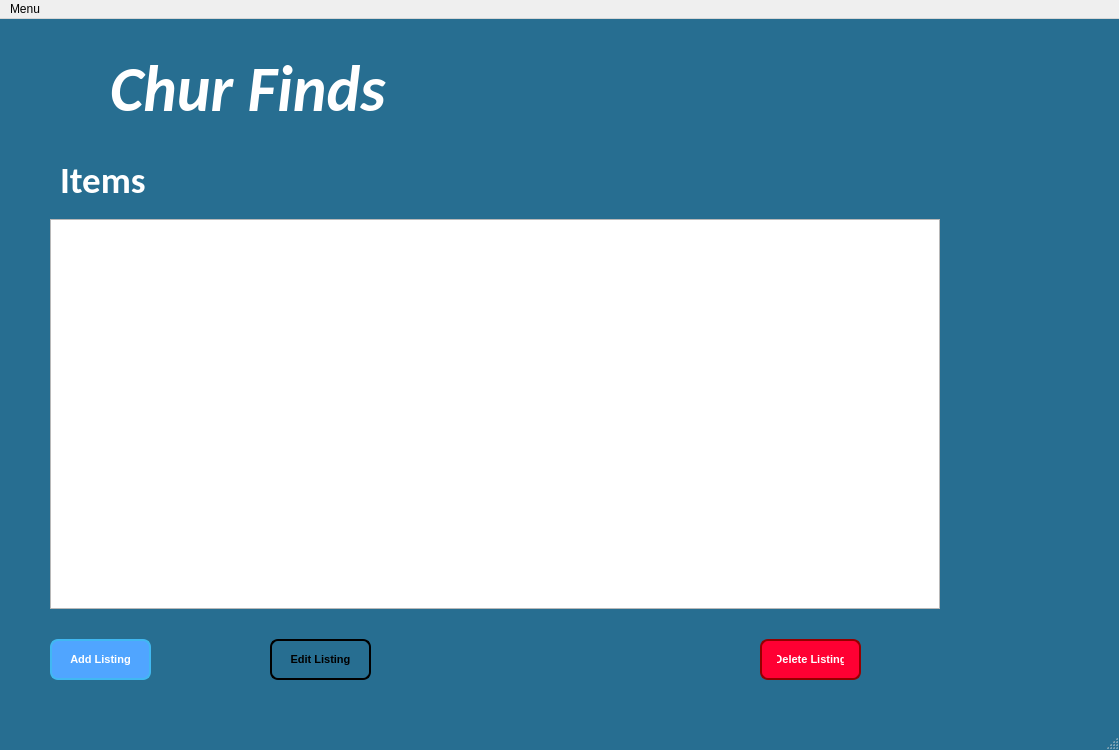
Above: ChurFindsUI.ui from VinceV0/Marketplace before the change. Below: the same form after it.
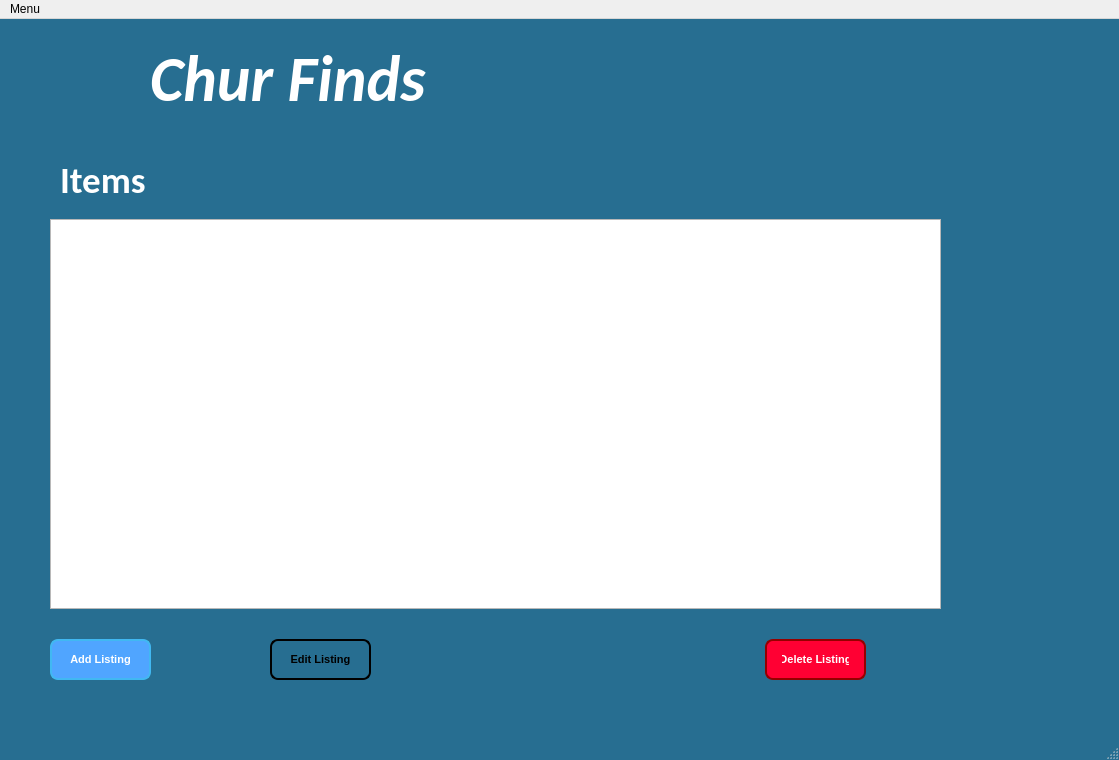
That is the form after the change. Icons and pictures are not drawn.

Commit message: Base GUI ready for coding implementation/functionality

The edit to the form file:
```diff
--- a/ChurFindsUI.ui
+++ b/ChurFindsUI.ui
@@ -7,11 +7,11 @@
     <x>0</x>
     <y>0</y>
     <width>1119</width>
-    <height>750</height>
+    <height>760</height>
    </rect>
   </property>
   <property name="sizePolicy">
-   <sizepolicy hsizetype="Preferred" vsizetype="Preferred">
+   <sizepolicy hsizetype="Expanding" vsizetype="Expanding">
     <horstretch>0</horstretch>
     <verstretch>0</verstretch>
    </sizepolicy>
@@ -41,8 +41,8 @@
    <widget class="QLabel" name="CompanyName">
     <property name="geometry">
      <rect>
-      <x>110</x>
-      <y>10</y>
+      <x>150</x>
+      <y>0</y>
       <width>551</width>
       <height>121</height>
      </rect>
@@ -108,26 +108,26 @@
      <rect>
       <x>50</x>
       <y>200</y>
-      <width>890</width>
+      <width>891</width>
       <height>390</height>
      </rect>
     </property>
     <property name="sizePolicy">
-     <sizepolicy hsizetype="Preferred" vsizetype="Expanding">
+     <sizepolicy hsizetype="Maximum" vsizetype="Maximum">
       <horstretch>0</horstretch>
       <verstretch>0</verstretch>
      </sizepolicy>
     </property>
     <property name="font">
      <font>
-      <pointsize>12</pointsize>
+      <pointsize>10</pointsize>
      </font>
     </property>
    </widget>
    <widget class="QPushButton" name="DeleteListingButton">
     <property name="geometry">
      <rect>
-      <x>760</x>
+      <x>765</x>
       <y>620</y>
       <width>101</width>
       <height>41</height>
```
Left out of the diff: 2 changed lines with no effect on the pictures. The commit also changes 3 other files.
